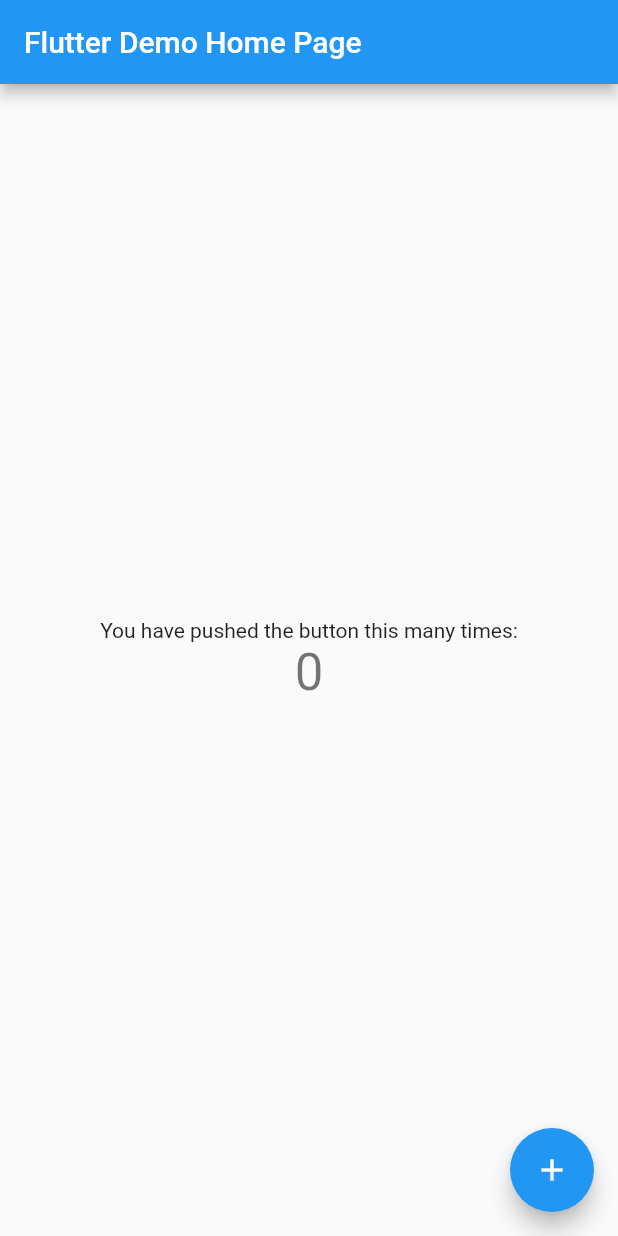
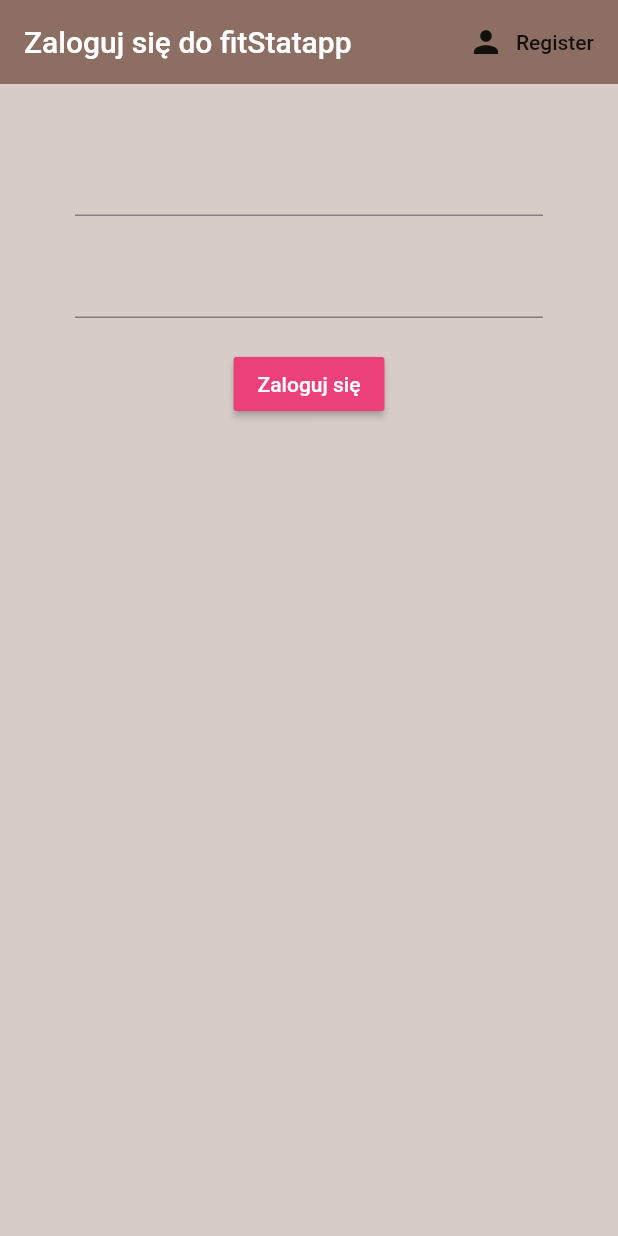
Before and after one commit to piotrkovsy1331/fitstat_app, a Flutter app: the screen it shows after launch, on a phone screen of 412 x 824 dp. Run offline on Flutter 3.47's test engine with Material 2 defaults, Android fonts, the phone set to English and light mode, and no system bars; our stand-ins replace firebase_auth; accounts and stored records are empty.

```diff
--- a/lib/main.dart
+++ b/lib/main.dart
@@ -1,4 +1,8 @@
+import 'package:fitstat_app/models/user.dart';
+import 'package:fitstat_app/screens/wrapper.dart';
+import 'package:fitstat_app/services/auth.dart';
 import 'package:flutter/material.dart';
+import 'package:provider/provider.dart';
 
 void main() {
   runApp(MyApp());
@@ -8,110 +12,11 @@ class MyApp extends StatelessWidget {
   // This widget is the root of your application.
   @override
   Widget build(BuildContext context) {
-    return MaterialApp(
-      title: 'Flutter Demo',
-      theme: ThemeData(
-        // This is the theme of your application.
-        //
-        // Try running your application with "flutter run". You'll see the
-        // application has a blue toolbar. Then, without quitting the app, try
-        // changing the primarySwatch below to Colors.green and then invoke
-        // "hot reload" (press "r" in the console where you ran "flutter run",
-        // or simply save your changes to "hot reload" in a Flutter IDE).
-        // Notice that the counter didn't reset back to zero; the application
-        // is not restarted.
-        primarySwatch: Colors.blue,
-        // This makes the visual density adapt to the platform that you run
-        // the app on. For desktop platforms, the controls will be smaller and
-        // closer together (more dense) than on mobile platforms.
-        visualDensity: VisualDensity.adaptivePlatformDensity,
+    return StreamProvider<User>.value(
+      value: AuthService().user,
+      child: MaterialApp(
+        home: Wrapper(),
       ),
-      home: MyHomePage(title: 'Flutter Demo Home Page'),
     );
   }
 }
-
-class MyHomePage extends StatefulWidget {
-  MyHomePage({Key key, this.title}) : super(key: key);
-
-  // This widget is the home page of your application. It is stateful, meaning
-  // that it has a State object (defined below) that contains fields that affect
-  // how it looks.
-
-  // This class is the configuration for the state. It holds the values (in this
-  // case the title) provided by the parent (in this case the App widget) and
-  // used by the build method of the State. Fields in a Widget subclass are
-  // always marked "final".
-
-  final String title;
-
-  @override
-  _MyHomePageState createState() => _MyHomePageState();
-}
-
-class _MyHomePageState extends State<MyHomePage> {
-  int _counter = 0;
-
-  void _incrementCounter() {
-    setState(() {
-      // This call to setState tells the Flutter framework that something has
-      // changed in this State, which causes it to rerun the build method below
-      // so that the display can reflect the updated values. If we changed
-      // _counter without calling setState(), then the build method would not be
-      // called again, and so nothing would appear to happen.
-      _counter++;
-    });
-  }
-
-  @override
-  Widget build(BuildContext context) {
-    // This method is rerun every time setState is called, for instance as done
-    // by the _incrementCounter method above.
-    //
-    // The Flutter framework has been optimized to make rerunning build methods
-    // fast, so that you can just rebuild anything that needs updating rather
-    // than having to individually change instances of widgets.
-    return Scaffold(
-      appBar: AppBar(
-        // Here we take the value from the MyHomePage object that was created by
-        // the App.build method, and use it to set our appbar title.
-        title: Text(widget.title),
-      ),
-      body: Center(
-        // Center is a layout widget. It takes a single child and positions it
-        // in the middle of the parent.
-        child: Column(
-          // Column is also a layout widget. It takes a list of children and
-          // arranges them vertically. By default, it sizes itself to fit its
-          // children horizontally, and tries to be as tall as its parent.
-          //
-          // Invoke "debug painting" (press "p" in the console, choose the
-          // "Toggle Debug Paint" action from the Flutter Inspector in Android
-          // Studio, or the "Toggle Debug Paint" command in Visual Studio Code)
-          // to see the wireframe for each widget.
-          //
-          // Column has various properties to control how it sizes itself and
-          // how it positions its children. Here we use mainAxisAlignment to
-          // center the children vertically; the main axis here is the vertical
-          // axis because Columns are vertical (the cross axis would be
-          // horizontal).
-          mainAxisAlignment: MainAxisAlignment.center,
-          children: <Widget>[
-            Text(
-              'You have pushed the button this many times:',
-            ),
-            Text(
-              '$_counter',
-              style: Theme.of(context).textTheme.headline4,
-            ),
-          ],
-        ),
-      ),
-      floatingActionButton: FloatingActionButton(
-        onPressed: _incrementCounter,
-        tooltip: 'Increment',
-        child: Icon(Icons.add),
-      ), // This trailing comma makes auto-formatting nicer for build methods.
-    );
-  }
-}
--- /dev/null
+++ b/lib/models/user.dart
@@ -0,0 +1,4 @@
+class User {
+  final String uid;
+  User({this.uid});
+}
--- /dev/null
+++ b/lib/screens/authenticate/authenticate.dart
@@ -0,0 +1,29 @@
+import 'package:fitstat_app/screens/authenticate/register.dart';
+import 'package:fitstat_app/screens/authenticate/sign_in.dart';
+import 'package:flutter/material.dart';
+import 'package:fitstat_app/services/auth.dart';
+
+class Authenticate extends StatefulWidget {
+  Authenticate({Key key}) : super(key: key);
+
+  @override
+  _AuthenticateState createState() => _AuthenticateState();
+}
+
+class _AuthenticateState extends State<Authenticate> {
+  bool showSignIn = true;
+  void toggleView() {
+    setState(() {
+      showSignIn = !showSignIn;
+    });
+  }
+
+  @override
+  Widget build(BuildContext context) {
+    if (showSignIn) {
+      return SignIn(toggleView: toggleView);
+    } else {
+      return Register(toggleView: toggleView);
+    }
+  }
+}
--- /dev/null
+++ b/lib/screens/authenticate/sign_in.dart
@@ -0,0 +1,95 @@
+import 'package:fitstat_app/services/auth.dart';
+import 'package:flutter/material.dart';
+
+class SignIn extends StatefulWidget {
+  final Function toggleView;
+  SignIn({this.toggleView});
+
+  @override
+  _SignInState createState() => _SignInState();
+}
+
+class _SignInState extends State<SignIn> {
+  final AuthService _auth = AuthService();
+  final _formKey = GlobalKey<FormState>();
+  //  text fielld state
+
+  String email = '';
+  String password = '';
+  String error = '';
+  @override
+  Widget build(BuildContext context) {
+    return Scaffold(
+      backgroundColor: Colors.brown[100],
+      appBar: AppBar(
+        backgroundColor: Colors.brown[400],
+        elevation: 0.0,
+        title: Text('Zaloguj się do fitStatapp'),
+        actions: <Widget>[
+          FlatButton.icon(
+            icon: Icon(Icons.person),
+            label: Text('Register'),
+            onPressed: () => widget.toggleView(),
+          )
+        ],
+      ),
+      body: Container(
+        padding: EdgeInsets.symmetric(vertical: 20, horizontal: 50),
+        child: Form(
+          key: _formKey,
+          child: Column(
+            children: <Widget>[
+              SizedBox(height: 20),
+              TextFormField(
+                obscureText: true,
+                validator: (val) =>
+                    val.isEmpty ? 'Proszę wpisać adre email' : null,
+                onChanged: (val) {
+                  setState(() {
+                    email = val;
+                  });
+                },
+              ),
+              SizedBox(
+                height: 20,
+              ),
+              TextFormField(
+                obscureText: true,
+                validator: (val) => val.length < 6
+                    ? ' Hasło powinno mieć wiecej ni 6 znaków'
+                    : null,
+                onChanged: (val) {
+                  setState(() {
+                    password = val;
+                  });
+                },
+              ),
+              SizedBox(height: 20),
+              RaisedButton(
+                  color: Colors.pink[400],
+                  child: Text(
+                    'Zaloguj się',
+                    style: TextStyle(color: Colors.white),
+                  ),
+                  onPressed: () async {
+                    if (_formKey.currentState.validate()) {
+                      dynamic result = await _auth.signedInWithEmailAndPassword(
+                          email, password);
+                      if (result == null) {
+                        setState(() => error = 'Nie udało się zalogować ');
+                        return null;
+                      }
+                    }
+                  }),
+              SizedBox(height: 12.0),
+              Text(
+                error,
+                style: TextStyle(color: Colors.red, fontSize: 14.0),
+              )
+            ],
+          ),
+        ),
+      ),
+    );
+  }
+}
--- /dev/null
+++ b/lib/screens/wrapper.dart
@@ -0,0 +1,21 @@
+import 'package:fitstat_app/models/user.dart';
+import 'package:fitstat_app/screens/authenticate/authenticate.dart';
+import 'package:fitstat_app/screens/home/home.dart';
+import 'package:flutter/material.dart';
+import 'package:provider/provider.dart';
+
+class Wrapper extends StatelessWidget {
+  const Wrapper({Key key}) : super(key: key);
+
+  @override
+  Widget build(BuildContext context) {
+    final user = Provider.of<User>(context);
+    print(user);
+    //Return either home or authenticate widget
+    if (user == null) {
+      return Authenticate();
+    } else {
+      return Home();
+    }
+  }
+}
--- a/pubspec.yaml
+++ b/pubspec.yaml
@@ -23,7 +23,9 @@ environment:
 dependencies:
   flutter:
     sdk: flutter
-
+  firebase_auth: ^0.14.0+5
+  cloud_firestore: ^0.12.9+4
+  provider: ^4.3.2+2
 
   # The following adds the Cupertino Icons font to your application.
   # Use with the CupertinoIcons class for iOS style icons.
```
Also changed, not shown: lib/screens/authenticate/register.dart (added, +88 -0 lines), lib/screens/home/home.dart (added, +30 -0 lines), lib/services/auth.dart (added, +64 -0 lines), pubspec.lock, 6 other files.
